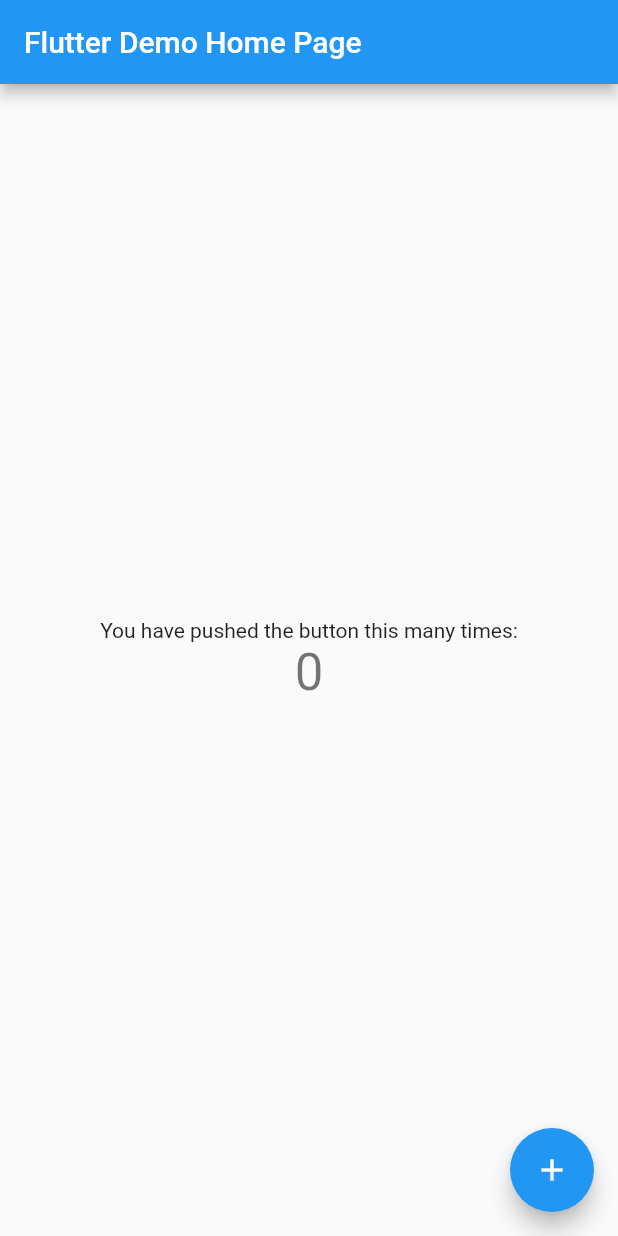
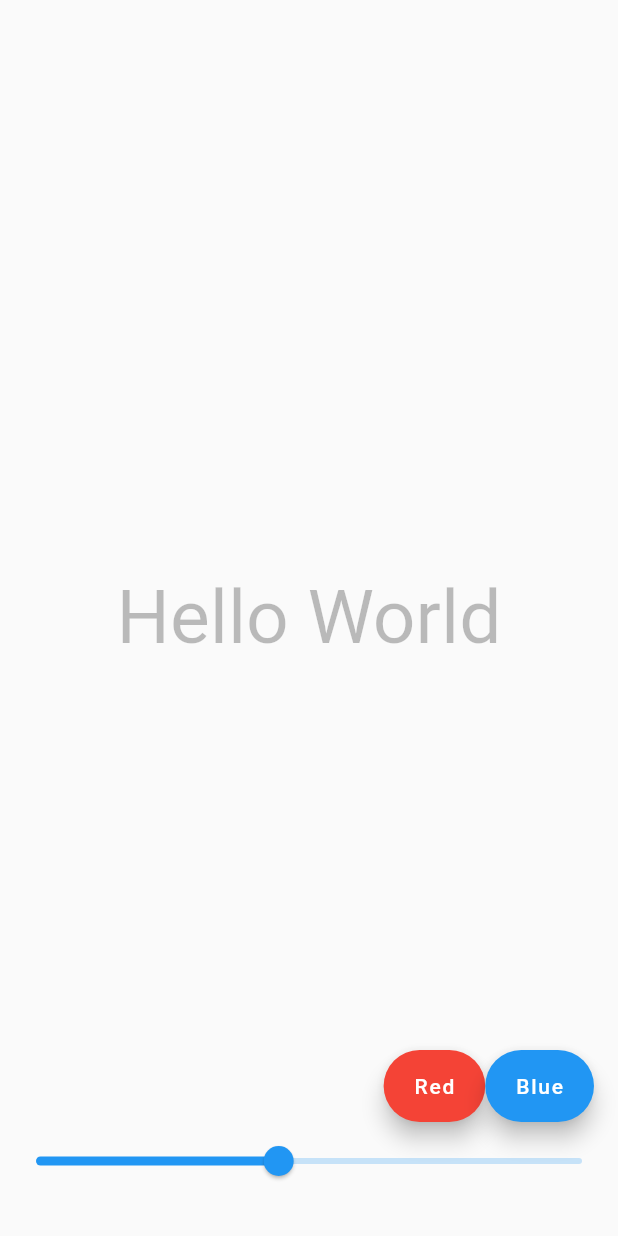
Before and after one commit to kozhyarr/slider, a Flutter app: the screen it shows after launch, on a phone screen of 412 x 824 dp. Run offline on Flutter 3.47's test engine with Material 2 defaults, Android fonts, the phone set to English and light mode, and no system bars.

Commit message:
hello world

```diff
--- a/lib/main.dart
+++ b/lib/main.dart
@@ -1,115 +1,60 @@
 import 'package:flutter/material.dart';
 
 void main() {
-  runApp(const MyApp());
+  runApp(MaterialApp(
+    home: home(),
+  ));
 }
 
-class MyApp extends StatelessWidget {
-  const MyApp({Key? key}) : super(key: key);
+class home extends StatefulWidget {
+  @override
+  _homeState createState() => _homeState();
+}
 
-  // This widget is the root of your application.
+class _homeState extends State<home> {
+  Color _color = Colors.black26;
+  get color => _color;
+  set color(value) => setState(() {
+        _color = value;
+      });
+  double _size = 50.0;
+  get size => _size;
+  set size(value) => setState(() {
+        _size = value;
+      });
   @override
   Widget build(BuildContext context) {
-    return MaterialApp(
-      title: 'Flutter Demo',
-      theme: ThemeData(
-        // This is the theme of your application.
-        //
-        // Try running your application with "flutter run". You'll see the
-        // application has a blue toolbar. Then, without quitting the app, try
-        // changing the primarySwatch below to Colors.green and then invoke
-        // "hot reload" (press "r" in the console where you ran "flutter run",
-        // or simply save your changes to "hot reload" in a Flutter IDE).
-        // Notice that the counter didn't reset back to zero; the application
-        // is not restarted.
-        primarySwatch: Colors.blue,
+    return Scaffold(
+      body: Center(
+        child:
+            Text("Hello World", style: TextStyle(color: color, fontSize: size)),
       ),
-      home: const MyHomePage(title: 'Flutter Demo Home Page'),
+      floatingActionButton: Row(
+        mainAxisAlignment: MainAxisAlignment.end,
+        children: <Widget>[
+
+          _bulid("Red", Colors.red),
+          _bulid("Blue", Colors.blue)
+        ],
+      ),
+      bottomSheet: SizedBox(
+        height: 100,
+        child: Slider(
+
+          value: size,
+          max: 100,
+          min: 10,
+          onChanged: (value) => size = value,
+        ),
+      ),
+    );
+  }
+
+  FloatingActionButton _bulid(String titel, Color col) {
+    return FloatingActionButton.extended(
+      onPressed: () => color = col,
+      label: Text(titel),
+      backgroundColor: col,
     );
   }
 }
-
-class MyHomePage extends StatefulWidget {
-  const MyHomePage({Key? key, required this.title}) : super(key: key);
-
-  // This widget is the home page of your application. It is stateful, meaning
-  // that it has a State object (defined below) that contains fields that affect
-  // how it looks.
-
-  // This class is the configuration for the state. It holds the values (in this
-  // case the title) provided by the parent (in this case the App widget) and
-  // used by the build method of the State. Fields in a Widget subclass are
-  // always marked "final".
-
-  final String title;
-
-  @override
-  State<MyHomePage> createState() => _MyHomePageState();
-}
-
-class _MyHomePageState extends State<MyHomePage> {
-  int _counter = 0;
-
-  void _incrementCounter() {
-    setState(() {
-      // This call to setState tells the Flutter framework that something has
-      // changed in this State, which causes it to rerun the build method below
-      // so that the display can reflect the updated values. If we changed
-      // _counter without calling setState(), then the build method would not be
-      // called again, and so nothing would appear to happen.
-      _counter++;
-    });
-  }
-
-  @override
-  Widget build(BuildContext context) {
-    // This method is rerun every time setState is called, for instance as done
-    // by the _incrementCounter method above.
-    //
-    // The Flutter framework has been optimized to make rerunning build methods
-    // fast, so that you can just rebuild anything that needs updating rather
-    // than having to individually change instances of widgets.
-    return Scaffold(
-      appBar: AppBar(
-        // Here we take the value from the MyHomePage object that was created by
-        // the App.build method, and use it to set our appbar title.
-        title: Text(widget.title),
-      ),
-      body: Center(
-        // Center is a layout widget. It takes a single child and positions it
-        // in the middle of the parent.
-        child: Column(
-          // Column is also a layout widget. It takes a list of children and
-          // arranges them vertically. By default, it sizes itself to fit its
-          // children horizontally, and tries to be as tall as its parent.
-          //
-          // Invoke "debug painting" (press "p" in the console, choose the
-          // "Toggle Debug Paint" action from the Flutter Inspector in Android
-          // Studio, or the "Toggle Debug Paint" command in Visual Studio Code)
-          // to see the wireframe for each widget.
-          //
-          // Column has various properties to control how it sizes itself and
-          // how it positions its children. Here we use mainAxisAlignment to
-          // center the children vertically; the main axis here is the vertical
-          // axis because Columns are vertical (the cross axis would be
-          // horizontal).
-          mainAxisAlignment: MainAxisAlignment.center,
-          children: <Widget>[
-            const Text(
-              'You have pushed the button this many times:',
-            ),
-            Text(
-              '$_counter',
-              style: Theme.of(context).textTheme.headline4,
-            ),
-          ],
-        ),
-      ),
-      floatingActionButton: FloatingActionButton(
-        onPressed: _incrementCounter,
-        tooltip: 'Increment',
-        child: const Icon(Icons.add),
-      ), // This trailing comma makes auto-formatting nicer for build methods.
-    );
-  }
-}
```
Also changed, not shown: 1 other file.
